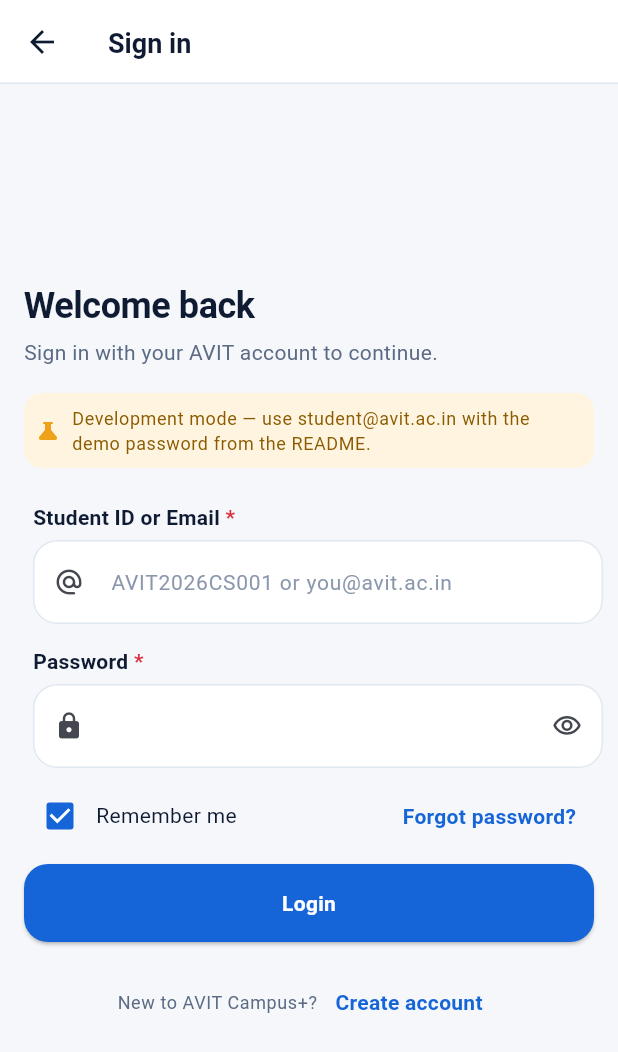
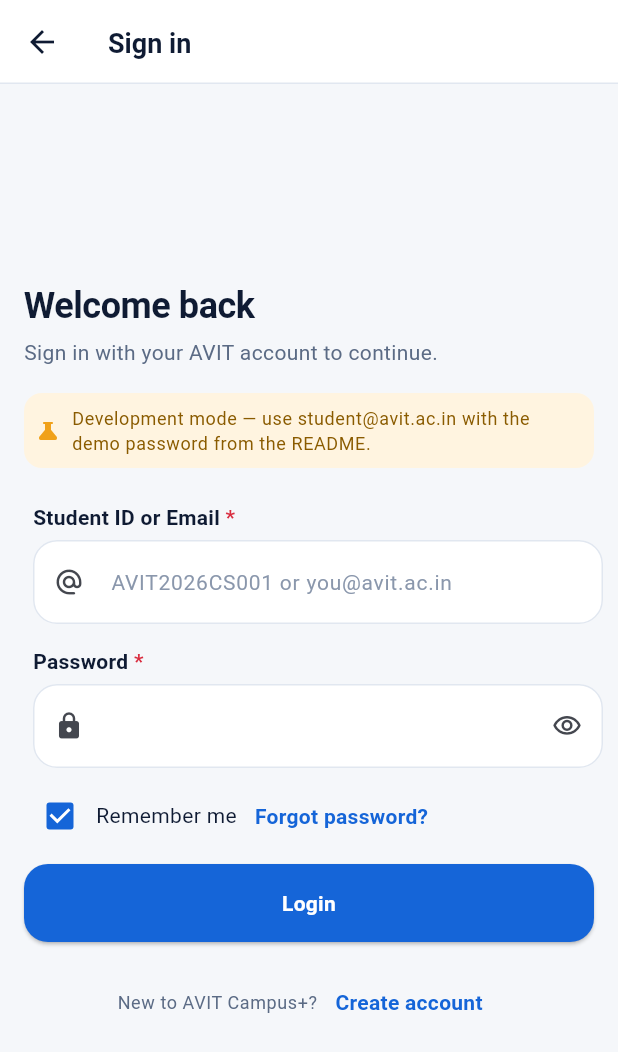
Before and after one commit to Muraripothuru/-Avit-campus-plus, a Flutter app: the LoginScreen screen opened by its route, on a phone screen of 412 x 824 dp. Shown: the top 1052 px of the screen. Run offline on Flutter 3.47's test engine with Material 3 defaults, Android fonts, the phone set to English and light mode, and no system bars; our stand-ins replace connectivity_plus, flutter_secure_storage, local_auth, qr_flutter; missing offline and left inert: mobile_scanner; accounts and stored records are empty.

Commit message:
Fix overflow errors and invisible ListTile splash in drawer and auth screens

```diff
--- a/lib/features/auth/login_screen.dart
+++ b/lib/features/auth/login_screen.dart
@@ -278,15 +278,19 @@
                     ),
                   ),
                   const SizedBox(height: AppSpacing.sm),
-                  Row(
+                  Wrap(
+                    crossAxisAlignment: WrapCrossAlignment.center,
                     children: <Widget>[
                       Checkbox(
                         value: _remember,
                         onChanged: (bool? v) =>
                             setState(() => _remember = v ?? false),
                       ),
-                      const Text('Remember me'),
-                      const Spacer(),
+                      Text(
+                        'Remember me',
+                        maxLines: 1,
+                        overflow: TextOverflow.ellipsis,
+                      ),
                       TextButton(
                         onPressed: () =>
                             Navigator.pushNamed(context, Routes.forgotPassword),
@@ -313,7 +317,13 @@
                   Row(
                     mainAxisAlignment: MainAxisAlignment.center,
                     children: <Widget>[
-                      Text('New to AVIT Campus+?', style: text.bodySmall),
+                      Flexible(
+                        child: Text(
+                          'New to AVIT Campus+?',
+                          style: text.bodySmall,
+                          overflow: TextOverflow.ellipsis,
+                        ),
+                      ),
                       TextButton(
                         onPressed: () => Navigator.pushReplacementNamed(
                           context,
--- a/lib/widgets/avit_drawer.dart
+++ b/lib/widgets/avit_drawer.dart
@@ -163,7 +163,7 @@
     final AppUser? u = user;
 
     return Container(
-      height: height,
+      constraints: BoxConstraints(minHeight: height),
       width: double.infinity,
       decoration: const BoxDecoration(gradient: AppColors.heroGradient),
       child: Padding(
@@ -308,6 +308,8 @@
         color: selected ? AppColors.lightBlue : Colors.transparent,
         borderRadius: AppRadius.small,
       ),
+      child: Material(
+        type: MaterialType.transparency,
         child: ListTile(
           dense: true,
           leading: Icon(
@@ -331,6 +333,7 @@
               : null,
           onTap: onTap,
         ),
+      ),
     );
   }
 }
--- a/lib/widgets/avit_inputs.dart
+++ b/lib/widgets/avit_inputs.dart
@@ -73,16 +73,19 @@
       children: <Widget>[
         Row(
           children: <Widget>[
-            Text(
-              widget.label,
-              style: Theme.of(context).textTheme.labelLarge,
+            Flexible(
+              child: Text(
+                widget.label,
+                style: Theme.of(context).textTheme.labelLarge,
+                maxLines: 1,
+                overflow: TextOverflow.ellipsis,
+              ),
             ),
             if (widget.required)
               Text(
                 ' *',
-                style: Theme.of(context).textTheme.labelLarge?.copyWith(
-                  color: AppColors.danger,
-                ),
+                style: Theme.of(context).textTheme.labelLarge
+                    ?.copyWith(color: AppColors.danger),
               ),
           ],
         ),
@@ -125,10 +128,11 @@
           onChanged: widget.onChanged,
           onFieldSubmitted: widget.onSubmitted,
           onSaved: widget.onSaved,
-          validator: widget.validator ??
+          validator:
+              widget.validator ??
               (widget.required
                   ? (String? v) =>
-                      (v == null || v.trim().isEmpty) ? 'Required' : null
+                        (v == null || v.trim().isEmpty) ? 'Required' : null
                   : null),
         ),
       ],
@@ -206,9 +210,7 @@
 
     final Widget scaled = GestureDetector(
       onTapDown: enabled ? (_) => setState(() => _pressed = true) : null,
-      onTapUp: enabled
-          ? (_) => setState(() => _pressed = false)
-          : null,
+      onTapUp: enabled ? (_) => setState(() => _pressed = false) : null,
       onTapCancel: enabled ? () => setState(() => _pressed = false) : null,
       child: AnimatedScale(
         scale: _pressed ? 0.97 : 1,
@@ -230,22 +232,18 @@
       return const SizedBox(
         width: 20,
         height: 20,
-        child: CircularProgressIndicator(
-          strokeWidth: 2.4,
-          color: Colors.white,
-        ),
+        child: CircularProgressIndicator(strokeWidth: 2.4, color: Colors.white),
       );
     }
     final List<Widget> children = <Widget>[
-      if (widget.icon != null) ...<Widget>[
-        Icon(widget.icon, size: widget.compact ? 16 : 18),
-        const SizedBox(width: 8),
-      ],
-      Text(widget.label),
+      if (widget.icon != null) Icon(widget.icon, size: widget.compact ? 16 : 18),
+      Text(widget.label, textAlign: TextAlign.center),
     ];
-    return Row(
-      mainAxisSize: MainAxisSize.min,
-      mainAxisAlignment: MainAxisAlignment.center,
+    return Wrap(
+      alignment: WrapAlignment.center,
+      spacing: 8,
+      runSpacing: 4,
+      crossAxisAlignment: WrapCrossAlignment.center,
       children: children,
     );
   }
@@ -281,13 +279,19 @@
       children: <Widget>[
         Row(
           children: <Widget>[
-            Text(label, style: Theme.of(context).textTheme.labelLarge),
+            Flexible(
+              child: Text(
+                label,
+                style: Theme.of(context).textTheme.labelLarge,
+                maxLines: 1,
+                overflow: TextOverflow.ellipsis,
+              ),
+            ),
             if (required)
               Text(
                 ' *',
-                style: Theme.of(context).textTheme.labelLarge?.copyWith(
-                  color: AppColors.danger,
-                ),
+                style: Theme.of(context).textTheme.labelLarge
+                    ?.copyWith(color: AppColors.danger),
               ),
           ],
         ),
```
Also changed, not shown: lib/features/campus_services/gate_pass_screen.dart (+39 -24 lines), lib/features/dashboard/dashboard_screen.dart (+33 -35 lines), lib/widgets/avit_bottom_nav.dart (+14 -9 lines), lib/widgets/avit_cards.dart (+15 -26 lines). Lines whose indentation alone changed are shown as unchanged.
